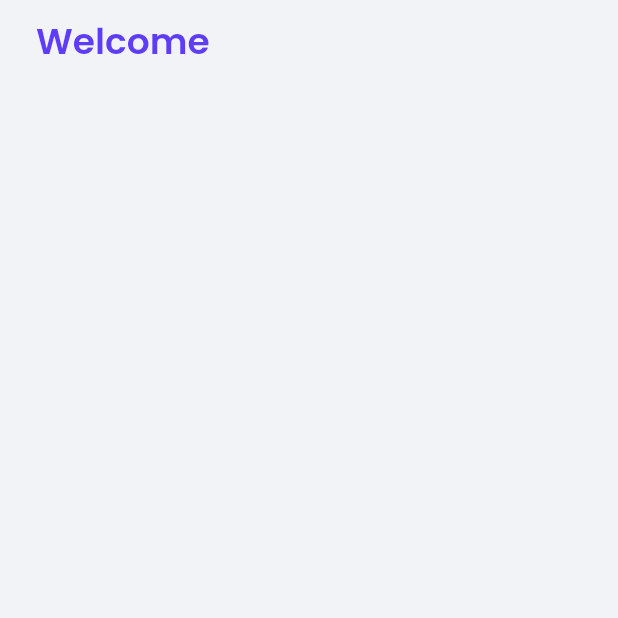
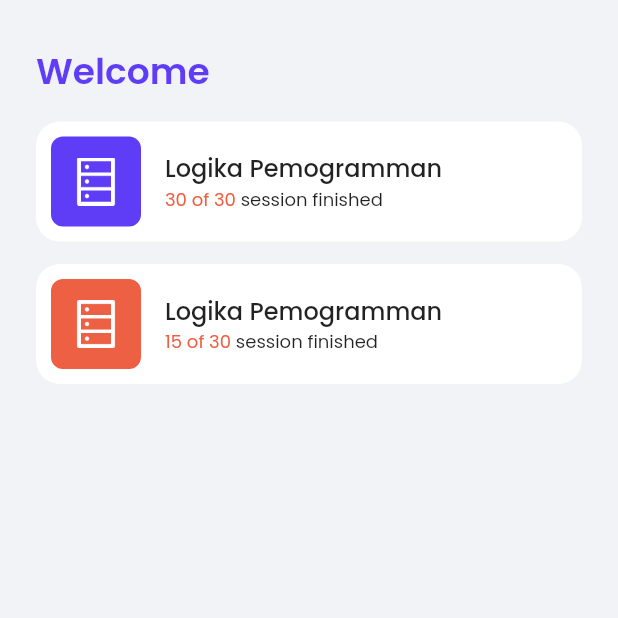
Before and after one commit to yongkisettiawan/optima, a Flutter app: the HomePage screen opened by its route, on a phone screen of 412 x 824 dp, the top half of it. Run offline on Flutter 3.47's test engine with Material 2 defaults, Android fonts, the light colour scheme and no system bars; our stand-ins replace google_fonts.

Commit message:
slincing card home

```diff
--- a/lib/pages/home_page.dart
+++ b/lib/pages/home_page.dart
@@ -11,11 +11,13 @@ class HomePage extends StatelessWidget {
         backgroundColor: kBackgroundColor,
         body: Container(
           margin: EdgeInsets.only(
-            top: 10,
+            top: 30,
             right: defaultMargin,
             left: defaultMargin,
           ),
           child: Column(
+            children: [
+              Row(
                 children: [
                   Text(
                     'Welcome',
@@ -27,6 +29,133 @@ class HomePage extends StatelessWidget {
                   ),
                 ],
               ),
+              const SizedBox(
+                height: 15,
+              ),
+              Container(
+                padding: const EdgeInsets.all(10),
+                margin: const EdgeInsets.only(bottom: 15),
+                decoration: BoxDecoration(
+                  borderRadius: BorderRadius.circular(defaultRadius),
+                  color: kWhiteColor,
+                ),
+                child: Row(
+                  children: [
+                    Container(
+                      height: 60,
+                      width: 60,
+                      decoration: BoxDecoration(
+                        borderRadius: BorderRadius.circular(8),
+                        color: kPrimaryColor,
+                      ),
+                      child: Center(
+                        child: Image.asset(
+                          'assets/DatabaseOutlined.png',
+                          width: 32,
+                          height: 32,
+                        ),
+                      ),
+                    ),
+                    const SizedBox(
+                      width: 16,
+                    ),
+                    Column(
+                      crossAxisAlignment: CrossAxisAlignment.start,
+                      children: [
+                        Text(
+                          'Logika Pemogramman',
+                          style: textStyle.copyWith(
+                            fontSize: 16,
+                            fontWeight: FontWeight.w500,
+                          ),
+                        ),
+                        Row(
+                          children: [
+                            Text(
+                              '30 of 30 ',
+                              style: textStyle.copyWith(
+                                fontSize: 12,
+                                fontWeight: FontWeight.normal,
+                                color: kSecondaryColor,
+                              ),
+                            ),
+                            Text(
+                              'session finished',
+                              style: textStyle.copyWith(
+                                fontSize: 12,
+                                fontWeight: FontWeight.normal,
+                              ),
+                            ),
+                          ],
+                        ),
+                      ],
+                    )
+                  ],
+                ),
+              ),
+              Container(
+                padding: const EdgeInsets.all(10),
+                margin: const EdgeInsets.only(bottom: 15),
+                decoration: BoxDecoration(
+                  borderRadius: BorderRadius.circular(defaultRadius),
+                  color: kWhiteColor,
+                ),
+                child: Row(
+                  children: [
+                    Container(
+                      height: 60,
+                      width: 60,
+                      decoration: BoxDecoration(
+                        borderRadius: BorderRadius.circular(8),
+                        color: kSecondaryColor,
+                      ),
+                      child: Center(
+                        child: Image.asset(
+                          'assets/DatabaseOutlined.png',
+                          width: 32,
+                          height: 32,
+                        ),
+                      ),
+                    ),
+                    const SizedBox(
+                      width: 16,
+                    ),
+                    Column(
+                      crossAxisAlignment: CrossAxisAlignment.start,
+                      children: [
+                        Text(
+                          'Logika Pemogramman',
+                          style: textStyle.copyWith(
+                            fontSize: 16,
+                            fontWeight: FontWeight.w500,
+                          ),
+                        ),
+                        Row(
+                          children: [
+                            Text(
+                              '15 of 30 ',
+                              style: textStyle.copyWith(
+                                fontSize: 12,
+                                fontWeight: FontWeight.normal,
+                                color: kSecondaryColor,
+                              ),
+                            ),
+                            Text(
+                              'session finished',
+                              style: textStyle.copyWith(
+                                fontSize: 12,
+                                fontWeight: FontWeight.normal,
+                              ),
+                            ),
+                          ],
+                        ),
+                      ],
+                    )
+                  ],
+                ),
+              )
+            ],
+          ),
         ),
       ),
     );
```
Also changed, not shown: assets/DatabaseOutlined.png (added). Lines whose indentation alone changed are shown as unchanged.
